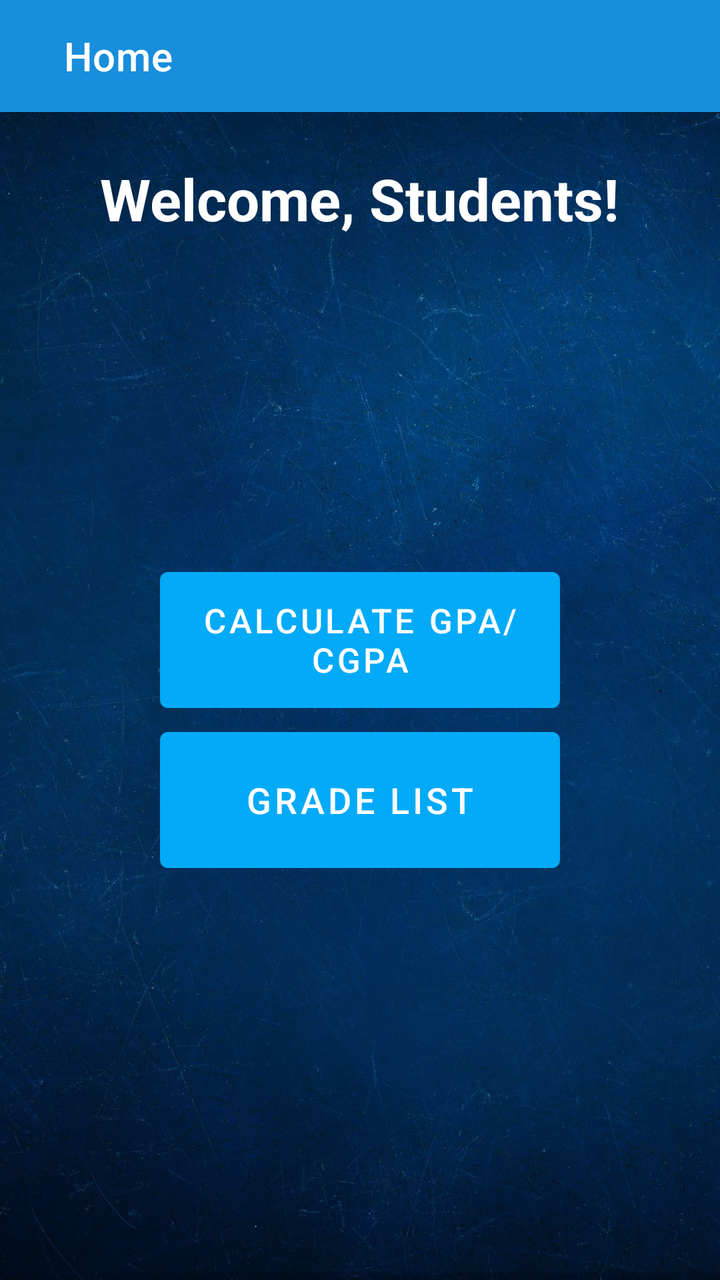
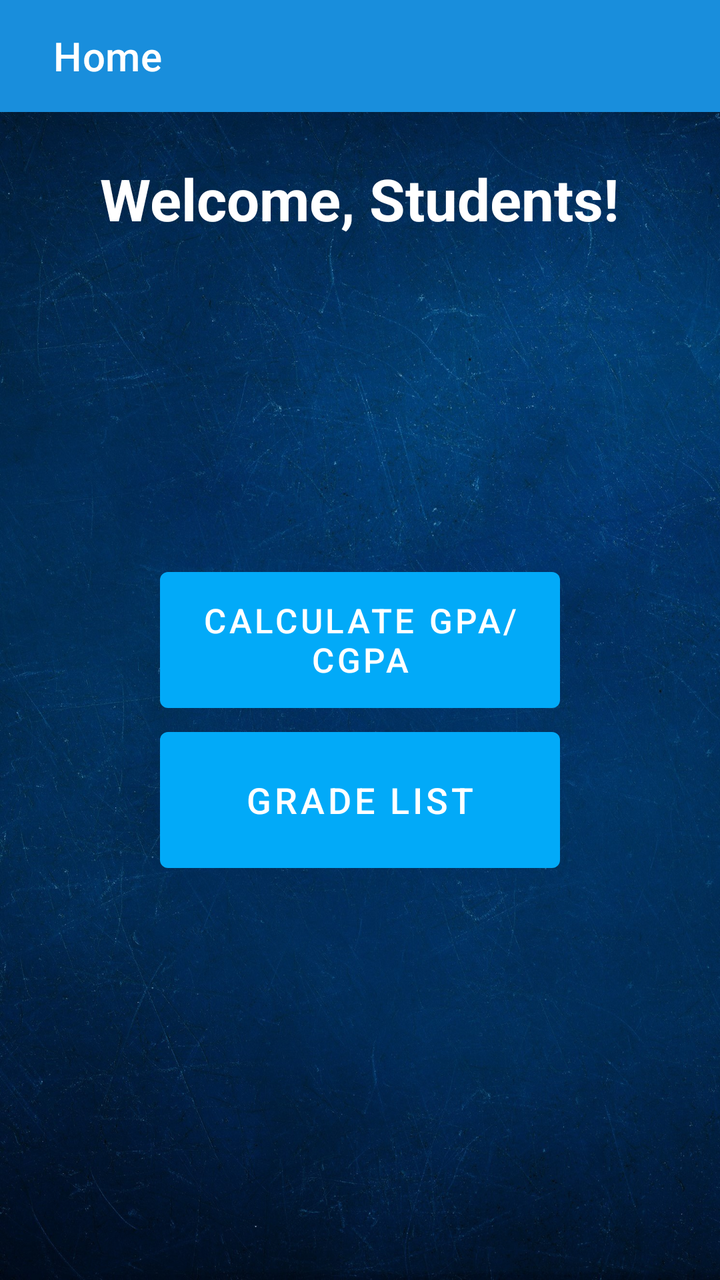

Screens rendered from an Android XML layout before and after an edit, with the pre-edit source and the edit as a unified diff.
<!-- AndroidManifest.xml: activity theme HomeScreenAppBar -->
<!-- res/layout/activity_home.xml -->
<?xml version="1.0" encoding="utf-8"?>
<androidx.drawerlayout.widget.DrawerLayout xmlns:android="http://schemas.android.com/apk/res/android"
    xmlns:app="http://schemas.android.com/apk/res-auto"
    android:id="@+id/drawerLayout"
    android:layout_height="match_parent"
    android:layout_width="match_parent"
    xmlns:tools="http://schemas.android.com/tools"
    android:fitsSystemWindows="true"
    tools:openDrawer="start"
    tools:context=".HomeActivity">

    <RelativeLayout
        android:layout_width="match_parent"
        android:layout_height="match_parent"
        android:background="@drawable/app_wallpaper">

        <com.google.android.material.appbar.AppBarLayout
            android:layout_width="match_parent"
            android:layout_height="wrap_content">

            <androidx.appcompat.widget.Toolbar
                android:layout_width="match_parent"
                android:layout_height="wrap_content"
                android:id="@+id/toolbar"
                app:title="   Home"
                app:titleTextColor="@color/white"
                android:background="#198EDC"/>

        </com.google.android.material.appbar.AppBarLayout>

        
        <TextView
            android:id="@+id/welcome_textview"
            android:layout_width="wrap_content"
            android:layout_height="wrap_content"
            android:layout_centerHorizontal="true"
            android:layout_marginTop="80dp"
            android:text="Welcome, Students!"
            android:textColor="@color/white"
            android:textSize="29sp"
            android:textStyle="bold" />

        
        <Button
            android:id="@+id/gpa_button"
            android:layout_width="200dp"
            android:layout_height="80dp"
            android:layout_centerInParent="true"
            android:text="Calculate GPA/CGPA"
            android:textSize="17sp" />

        
        <Button
            android:id="@+id/grade_list_button"
            android:layout_width="200dp"
            android:layout_height="80dp"
            android:text="Grade List"
            android:textSize="18sp"
            android:layout_below="@+id/gpa_button"
            android:layout_centerHorizontal="true"/>

    </RelativeLayout >

    <com.google.android.material.navigation.NavigationView
        android:id="@+id/navView"
        android:layout_width="wrap_content"
        android:layout_height="match_parent"
        android:fitsSystemWindows="true"
        android:layout_gravity="start"
        app:headerLayout="@layout/header_layout"
        app:menu="@menu/activity_main_drawer"
        />

</androidx.drawerlayout.widget.DrawerLayout>
<!-- res/layout/header_layout.xml (included above) -->
<?xml version="1.0" encoding="utf-8"?>
<LinearLayout
    xmlns:android="http://schemas.android.com/apk/res/android"
    android:layout_width="match_parent"
    android:layout_height="225dp"
    android:padding="14sp"
    android:gravity="bottom"
    android:background="@drawable/header_background"
    android:orientation="vertical">

    <ImageView
        android:layout_width="94dp"
        android:layout_height="94dp"
        android:padding="8dp"
        android:background="@drawable/circular_image"
        android:contentDescription="Header Image"
        android:src="@drawable/my_app_logo"/>

    <TextView
        android:layout_width="wrap_content"
        android:layout_height="wrap_content"
        android:layout_gravity="bottom"
        android:text="University of Sialkot"
        android:textColor="@color/white"
        android:textStyle="bold"
        android:textSize="20sp"/>

    <TextView
        android:layout_width="wrap_content"
        android:layout_height="wrap_content"
        android:layout_gravity="bottom"
        android:text="GPA CGPA Calculator"
        android:textColor="@color/white"
        android:textStyle="bold"
        android:textSize="16sp"/>


</LinearLayout>
<!-- resources referenced by this layout -->
<resources>
  <color name="white">#FFFFFFFF</color>
  <!-- drawable app_wallpaper: jpg bitmap (drawable, 713344 bytes) -->
  <!-- drawable circular_image (drawable) -->
  <shape xmlns:android="http://schemas.android.com/apk/res/android"
      android:shape="oval">
      <solid android:color="#FFFFFF" />
  </shape>
  <!-- drawable header_background: jpg bitmap (drawable, 38093 bytes) -->
  <!-- drawable my_app_logo: png bitmap (drawable-v24, 102768 bytes) -->
  <style name="HomeScreenAppBar" parent="Theme.MaterialComponents.DayNight.NoActionBar">
          <item name="colorPrimary">#02AAF8</item>
          <item name="colorPrimaryVariant">@color/grey</item>
          <item name="colorOnPrimary">@color/white</item>
          
          <item name="colorSecondary">#000000</item>
          <item name="colorSecondaryVariant">#000000</item>
          <item name="colorOnSecondary">@color/black</item>
          
          <item name="android:statusBarColor" tools:targetApi="l">#81B1C1</item>
      </style>
  <color name="grey">#CDCDCD</color>
  <color name="black">#FF000000</color>
</resources>

<!-- the commit's change to res/layout/activity_home.xml (unified diff, before → after) -->
@@ -1,5 +1,6 @@
 <?xml version="1.0" encoding="utf-8"?>
-<androidx.drawerlayout.widget.DrawerLayout xmlns:android="http://schemas.android.com/apk/res/android"
+<androidx.drawerlayout.widget.DrawerLayout
+    xmlns:android="http://schemas.android.com/apk/res/android"
     xmlns:app="http://schemas.android.com/apk/res-auto"
     android:id="@+id/drawerLayout"
     android:layout_height="match_parent"
@@ -22,7 +23,7 @@
                 android:layout_width="match_parent"
                 android:layout_height="wrap_content"
                 android:id="@+id/toolbar"
-                app:title="   Home"
+                app:title="  Home"
                 app:titleTextColor="@color/white"
                 android:background="#198EDC"/>
 
@@ -84,9 +85,9 @@
     android:orientation="vertical">
 
     <ImageView
-        android:layout_width="94dp"
-        android:layout_height="94dp"
-        android:padding="8dp"
+        android:layout_width="90dp"
+        android:layout_height="90dp"
+        android:padding="9dp"
         android:background="@drawable/circular_image"
         android:contentDescription="Header Image"
         android:src="@drawable/my_app_logo"/>
